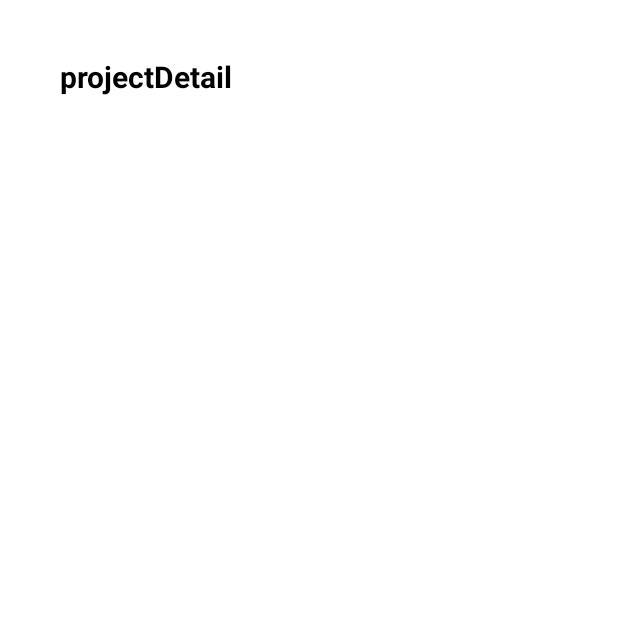
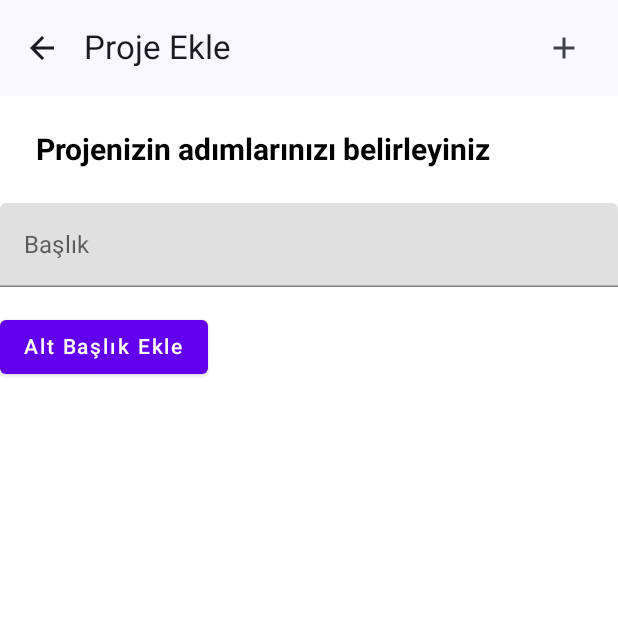
Before and after one commit to Ozan-Alcanoglu/ProjectManager, an Android app built with Jetpack Compose: the ProjectEditScreen screen opened through its navigation route, after a tap on "Devam Et", on a phone screen of 412 x 824 dp, the top half of it. Run offline under Robolectric (Android 15) with nearby library versions, the phone set to English and light mode, and no system bars; our stand-ins replace Dagger/Hilt's generated code.

Commit message:
Some files updated

```diff
--- a/app/src/main/java/com/ozan/kotlinaiwork/navigation/NavGraph.kt
+++ b/app/src/main/java/com/ozan/kotlinaiwork/navigation/NavGraph.kt
@@ -68,7 +68,8 @@ fun NavGraph(
         }
 
         composable(Screen.ProjectDetail.route) {
-            ProjectDetail()
+            ProjectDetail(onBack = { navController.navigateUp() },onSave = { navController.navigateUp() },
+                navController = navController)
         }
 
 
--- a/app/src/main/java/com/ozan/kotlinaiwork/screens/ProjectDetailScreen.kt
+++ b/app/src/main/java/com/ozan/kotlinaiwork/screens/ProjectDetailScreen.kt
@@ -1,37 +1,103 @@
 package com.ozan.kotlinaiwork.screens
 
+import android.R.attr.value
 import androidx.compose.foundation.background
 import androidx.compose.foundation.layout.Column
 import androidx.compose.foundation.layout.fillMaxSize
 import androidx.compose.foundation.layout.fillMaxWidth
 import androidx.compose.foundation.layout.padding
+import androidx.compose.foundation.layout.size
+import androidx.compose.material.Button
 import androidx.compose.material.Text
-
+import androidx.compose.material.TextField
+import androidx.compose.material.icons.Icons
+import androidx.compose.material.icons.filled.Add
+import androidx.compose.material.icons.filled.ArrowBack
+import androidx.compose.material3.CircularProgressIndicator
+import androidx.compose.material3.ExperimentalMaterial3Api
+import androidx.compose.material3.Icon
+import androidx.compose.material3.IconButton
+import androidx.compose.material3.MaterialTheme
+import androidx.compose.material3.Scaffold
+import androidx.compose.material3.TextButton
+import androidx.compose.material3.TopAppBar
 import androidx.compose.runtime.Composable
+import androidx.compose.runtime.LaunchedEffect
+import androidx.compose.runtime.getValue
 import androidx.compose.runtime.mutableStateOf
 import androidx.compose.runtime.remember
+import androidx.compose.runtime.setValue
 import androidx.compose.ui.Modifier
 import androidx.compose.ui.graphics.Color
-import androidx.compose.ui.unit.dp
-import androidx.compose.runtime.getValue
-import androidx.compose.runtime.setValue
 import androidx.compose.ui.text.font.FontWeight
 import androidx.compose.ui.tooling.preview.Preview
+import androidx.compose.ui.unit.dp
 import androidx.compose.ui.unit.sp
+import androidx.hilt.navigation.compose.hiltViewModel
+import androidx.navigation.NavHostController
+import com.ozan.kotlinaiwork.ui.components.FormTextField
+import com.ozan.kotlinaiwork.ui.theme.Strings
+import com.ozan.kotlinaiwork.viewmodel.ProjectEditEvent
+import com.ozan.kotlinaiwork.viewmodel.ProjectEditViewModel
+import com.ozan.kotlinaiwork.viewmodel.ProjectEvent
+
+@OptIn(ExperimentalMaterial3Api::class)
+@Composable
+fun ProjectDetail(viewModel: ProjectEditViewModel = hiltViewModel(),
+                  projectId: String? = null,
+                  onBack: () -> Unit,
+                  onSave: () -> Unit,
+                  navController : NavHostController
+) {
+
+    LaunchedEffect(projectId) {
+        projectId?.let { viewModel.loadProject(it) }
+    }
+    var projectDetail by remember { mutableStateOf("") }
+    var subtopics by remember { mutableStateOf(mutableListOf<String>()) }
+
+    val state by viewModel.state
 
 
-@Composable
-fun ProjectDetail() {
-    var projectDetail by remember { mutableStateOf("") }
 
+    Scaffold(
+        topBar = {
+            TopAppBar(
+                title = {
+                    androidx.compose.material3.Text(if (projectId == null) Strings.ADD_PROJECT else Strings.EDIT_PROJECT)
+                },
+                navigationIcon = {
+                    IconButton(onClick = onBack) {
+                        Icon(
+                            imageVector = Icons.Default.ArrowBack,
+                            contentDescription = Strings.CANCEL
+                        )
+                    }
+                },
+                actions = {
+                    IconButton(
+                        onClick = {
+                            subtopics = subtopics.toMutableList().apply { add("") }
+                        },
+                        modifier = Modifier.padding(end = 8.dp)
+                    ) {
+                        Icon(
+                            imageVector = Icons.Default.Add,
+                            contentDescription = Strings.ADD_PROJECT
+                        )
+                    }
+                }
+            )
+        }
+    ) { padding ->
         Column(
             modifier = Modifier
                 .fillMaxSize()
                 .background(color = Color.White)
-            .padding(16.dp)
+                .padding(padding)
         ) {
             Text(
-            text = "projectDetail",
+                text = "Projenizin adımlarınızı belirleyiniz",
                 color = Color.Black,
                 fontSize = 20.sp,
                 fontWeight = FontWeight.Bold,
@@ -39,11 +105,48 @@ fun ProjectDetail() {
                     .fillMaxWidth()
                     .padding(24.dp)
             )
+
+            TextField(
+                value = state.title,
+                onValueChange = { newValue ->
+                    viewModel.onEvent(ProjectEditEvent.TitleChanged(newValue))
+                },
+                label = { Text("Başlık") },
+                placeholder = { Text("Proje konu başlığı") },
+                isError = state.titleError != null,
+                modifier = Modifier.fillMaxWidth()
+            )
+
+            subtopics.forEachIndexed { index, subtopic ->
+                FormTextField(
+                    value = subtopic,
+                    onValueChange = { newValue ->
+                        subtopics[index] = newValue
+                    },
+                    label = "Alt Başlık ${index + 1}",
+                    modifier = Modifier
+                        .fillMaxWidth()
+                        .padding(top = 8.dp)
+                )
+            }
+
+            Button(
+                onClick = {
+                    subtopics.add("")
+                },
+                modifier = Modifier.padding(top = 16.dp)
+            ) {
+                Text(text = "Alt Başlık Ekle")
+            }
+
+
         }
     }
-
+}
 @Preview(showBackground = true)
 @Composable
-fun Test(){
-    ProjectDetail()
+fun Test() {
+
+
+
 }
--- a/app/src/main/java/com/ozan/kotlinaiwork/screens/project/ProjectEditScreen.kt
+++ b/app/src/main/java/com/ozan/kotlinaiwork/screens/project/ProjectEditScreen.kt
@@ -15,6 +15,7 @@ import androidx.compose.runtime.collectAsState
 import androidx.compose.ui.tooling.preview.Preview
 import androidx.navigation.NavHost
 import androidx.navigation.NavHostController
+import androidx.navigation.compose.rememberNavController
 import com.ozan.kotlinaiwork.ui.components.FormDropdownField
 import com.ozan.kotlinaiwork.ui.components.FormTextField
 import com.ozan.kotlinaiwork.ui.theme.Strings
@@ -30,15 +31,15 @@ fun ProjectEditScreen(
     onSave: () -> Unit,
     navController :NavHostController
 ) {
-    // ViewModel'den state'i al
+
     val state by viewModel.state
 
-    // Project ID'si değiştiğinde viewModel'i güncelle
+
     LaunchedEffect(projectId) {
         projectId?.let { viewModel.loadProject(it) }
     }
 
-    // Kaydetme başarılı olduğunda callback'i çağır
+
     LaunchedEffect(viewModel) {
         viewModel.eventFlow.collect { event ->
             when (event) {
@@ -143,11 +144,15 @@ fun ProjectEditScreen(
                 modifier = Modifier.fillMaxWidth()
             )
 
-            Button(onClick = {
-                navController.navigate("project_detail") // örnek ID: 123
-            }) {
-                Text("Devam Et")
-            }
+            Spacer(modifier = Modifier.weight(1f))
+
+                Button(onClick = {
+                    navController.navigate("project_detail")
+                    },
+                    modifier = Modifier.fillMaxSize()
+                ) {
+                    Text("Devam Et")
+                }
 
             // Hata mesajı
             state.error?.let { error ->
--- a/app/src/main/java/com/ozan/kotlinaiwork/ui/theme/Strings.kt
+++ b/app/src/main/java/com/ozan/kotlinaiwork/ui/theme/Strings.kt
@@ -18,6 +18,7 @@ object Strings {
     const val ADD_PROJECT = "Proje Ekle"
     const val EDIT_PROJECT = "Projeyi Düzenle"
     const val PROJECT_TITLE = "Proje Başlığı"
+    const val ADD_PROJECT_SUBJECT = "Proje İçeriği Ekle"
     const val PROJECT_DESCRIPTION = "Açıklama (İsteğe Bağlı)"
     const val PROJECT_CATEGORY = "Kategori"
     const val PROJECT_PRIORITY = "Öncelik"
--- /dev/null
+++ b/app/src/main/java/com/ozan/kotlinaiwork/viewmodel/ProjectDetailViewModel.kt
@@ -0,0 +1 @@
+package com.ozan.kotlinaiwork.viewmodel
```
Lines whose indentation alone changed are shown as unchanged.
